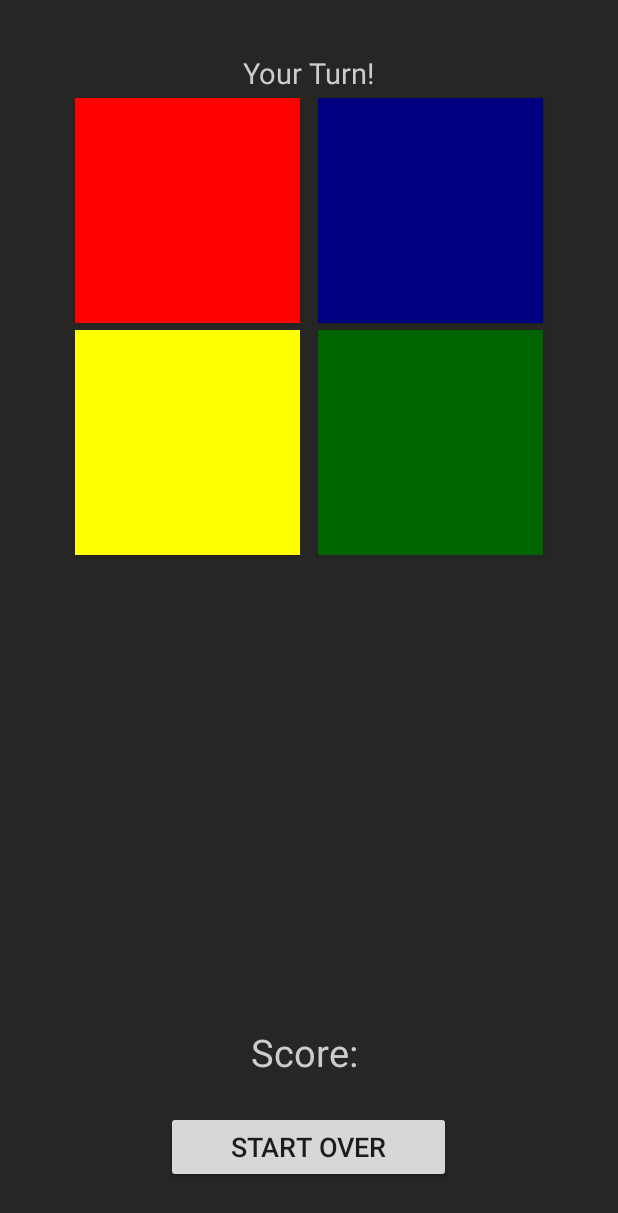
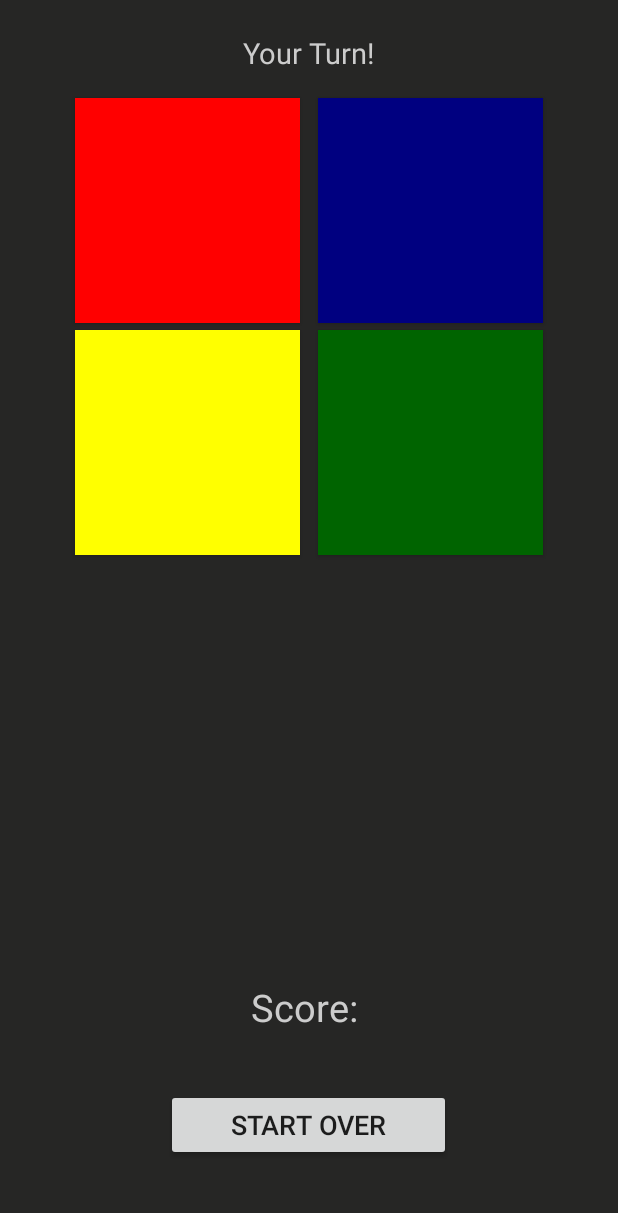
Before and after one commit to Schopperkyle/RockstarSays, an Android app: the screen it shows after launch (MainActivity), on a phone screen of 412 x 824 dp. Shown: the top 1213 px of the screen. Run offline under Robolectric (Android 15) with nearby library versions, the phone set to English and light mode, and no system bars.

Commit message:
Initial Commit

```diff
--- a/app/src/main/res/layout/activity_main.xml
+++ b/app/src/main/res/layout/activity_main.xml
@@ -47,7 +47,7 @@
         android:layout_height="wrap_content"
         android:layout_centerHorizontal="true"
         android:layout_alignParentBottom="true"
-        android:layout_marginBottom="105dp"
+        android:layout_marginBottom="135dp"
         android:text="Score: "
         android:textColor="#cccccc"
         android:textSize="25sp" />
@@ -58,7 +58,7 @@
         android:layout_height="wrap_content"
         android:layout_alignParentBottom="true"
         android:layout_centerHorizontal="true"
-        android:layout_marginBottom="35dp"
+        android:layout_marginBottom="50dp"
         android:text="Start Over"
         android:textSize="18sp"/>
 
@@ -68,7 +68,7 @@
         android:layout_height="wrap_content"
         android:layout_alignParentTop="true"
         android:layout_centerHorizontal="true"
-        android:layout_marginTop="35dp"
+        android:layout_marginTop="22dp"
         android:text="Your Turn!"
         android:textColor="#cccccc"
         android:textSize="19sp" />
```
